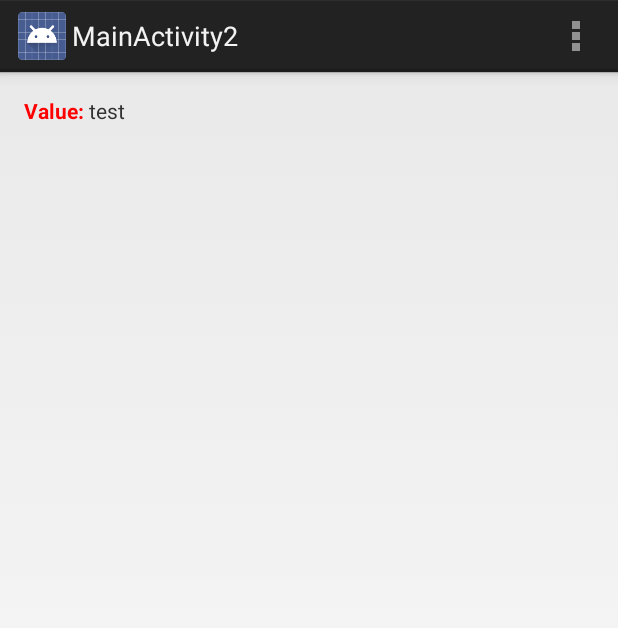
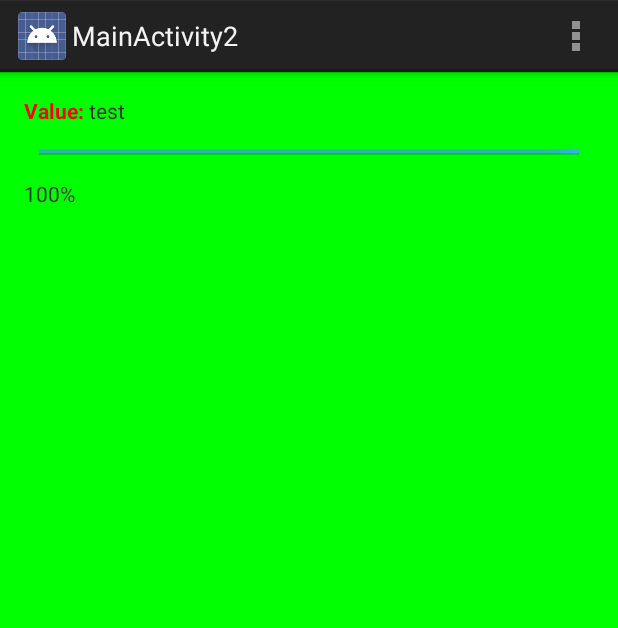
Before and after one commit to BlackyFox/Puissant_mobile, an Android app: the screen it shows after launch (MainActivity2), after a tap on "test", on a phone screen of 412 x 824 dp. Shown: the top 628 px of the screen. Run offline under Robolectric (Android 15) with nearby library versions, the phone set to English and light mode, and no system bars.

Commit message:
progress bar

```diff
--- a/AppDevMobil/app/src/main/java/com/example/blackyfox/appdevmobil/MainActivity2.java
+++ b/AppDevMobil/app/src/main/java/com/example/blackyfox/appdevmobil/MainActivity2.java
@@ -1,15 +1,31 @@
 package com.example.blackyfox.appdevmobil;
 
 import android.app.Activity;
+import android.app.AlertDialog;
+import android.app.Dialog;
+import android.app.DialogFragment;
+import android.content.DialogInterface;
+import android.content.res.Configuration;
+import android.graphics.Color;
+import android.os.AsyncTask;
 import android.os.Bundle;
+import android.os.Looper;
+import android.util.Log;
 import android.view.Menu;
 import android.view.MenuItem;
+import android.widget.LinearLayout;
+import android.widget.ProgressBar;
 import android.widget.TextView;
+import android.widget.Toast;
 
 import org.w3c.dom.Text;
 
+import java.io.OutputStream;
+
 
 public class MainActivity2 extends Activity {
+    private ProgressBar MyPB;
+    private TextView tpro;
 
     @Override
     protected void onCreate(Bundle savedInstanceState) {
@@ -19,7 +35,10 @@ public class MainActivity2 extends Activity {
         String ms = getIntent().getStringExtra(MainActivity.VALUE);
 
         TextView tv1 = (TextView) findViewById(R.id.g_value);
+        MyPB = (ProgressBar)findViewById(R.id.pBAsync);
+        tpro = (TextView)findViewById(R.id.tPro);
         tv1.setText(ms);
+        new MyAsyncTsk().execute(ms);
     }
 
 
@@ -44,4 +63,52 @@ public class MainActivity2 extends Activity {
 
         return super.onOptionsItemSelected(item);
     }
+
+    private class MyAsyncTsk extends AsyncTask<String, Integer, Void>{
+        String s = null;
+        @Override
+        protected void onPreExecute(){
+            super.onPreExecute();
+            Toast.makeText(getApplicationContext(), "Start", Toast.LENGTH_SHORT).show();
+        }
+        @Override
+        protected void onProgressUpdate(Integer... values){
+            super.onProgressUpdate(values);
+            MyPB.setProgress(values[0]);
+            tpro.setText(values[0].toString()+"%");
+
+        }
+        @Override
+        protected Void doInBackground(String... strings){
+            Looper.prepare();
+            s = strings[0];
+            int progress;
+            for (progress=0;progress<=100;progress++)
+            {
+                for (int i=0; i<10000000; i++){}
+                publishProgress(progress);
+                progress++;
+            }
+
+            return null;
+        }
+        @Override
+        protected void onPostExecute(Void result){
+            Log.d("STRING", "s = "+s);
+            Toast.makeText(getApplicationContext(), s, Toast.LENGTH_SHORT).show();
+            LinearLayout ll = (LinearLayout) findViewById(R.id.root);
+            ll.setBackgroundColor(Color.argb(255, 0, 255, 0));
+        }
+    }
+    @Override
+    public void onConfigurationChanged(Configuration newConfig) {
+        super.onConfigurationChanged(newConfig);
+
+        if (getResources().getConfiguration().orientation == Configuration.ORIENTATION_LANDSCAPE) {
+            //setContentView(R.layout.activity_main_activity2);
+
+        } else {
+            //setContentView(R.layout.activity_main_activity2);
+        }
+    }
 }
--- a/AppDevMobil/app/src/main/res/layout/activity_main_activity2.xml
+++ b/AppDevMobil/app/src/main/res/layout/activity_main_activity2.xml
@@ -5,7 +5,8 @@
     android:paddingTop="@dimen/activity_vertical_margin"
     android:paddingBottom="@dimen/activity_vertical_margin"
     tools:context="com.example.blackyfox.appdevmobil.MainActivity2"
-    android:orientation="vertical">
+    android:orientation="vertical"
+    android:id="@+id/root">
 
     <LinearLayout
         android:layout_width="fill_parent"
@@ -25,4 +26,15 @@
             android:layout_height="wrap_content" />
 
     </LinearLayout>
+    <ProgressBar
+        android:id="@+id/pBAsync"
+        style="?android:attr/progressBarStyleHorizontal"
+        android:layout_width="fill_parent"
+        android:layout_margin="10dp"
+        android:layout_height="wrap_content" />
+    <TextView
+        android:id="@+id/tPro"
+        android:text=""
+        android:layout_width="wrap_content"
+        android:layout_height="wrap_content" />
 </LinearLayout>
--- a/AppDevMobil/app/src/main/res/values/strings.xml
+++ b/AppDevMobil/app/src/main/res/values/strings.xml
@@ -9,5 +9,6 @@
     <string name="title_activity_main_activity2">MainActivity2</string>
     <string name="value">Value:&#160;</string>
     <string name="g_value"></string>
+    <string name="tPro"></string>
 
 </resources>
```
Also changed, not shown: AppDevMobil/app/src/main/AndroidManifest.xml (+7 -1 lines), AppDevMobil/app/src/main/java/com/example/blackyfox/appdevmobil/MyIntentService.java (added, +91 -0 lines).
